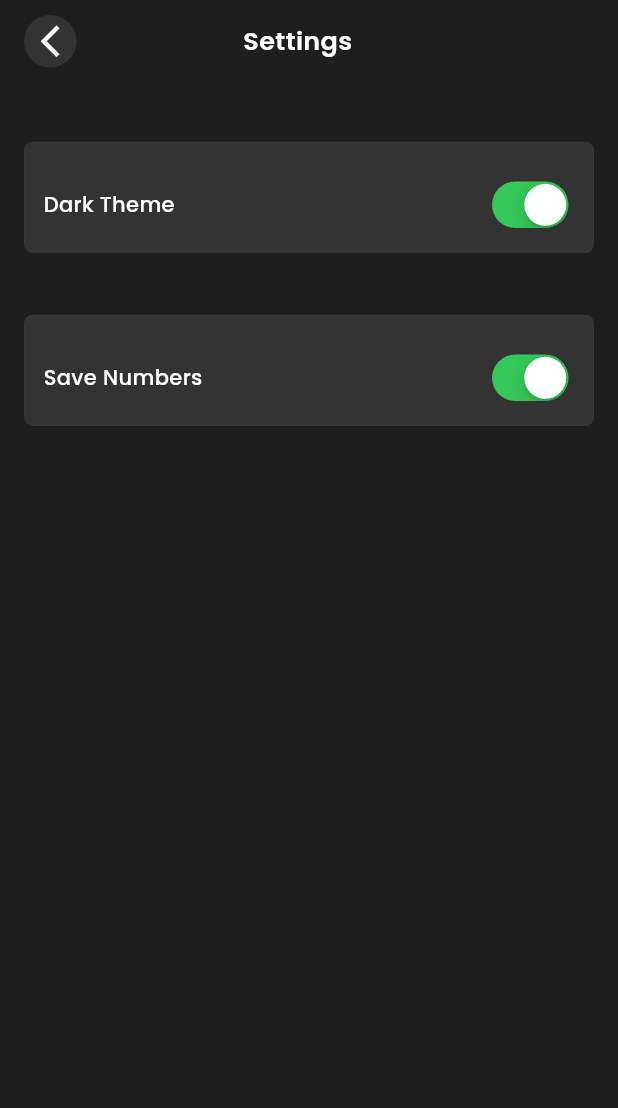
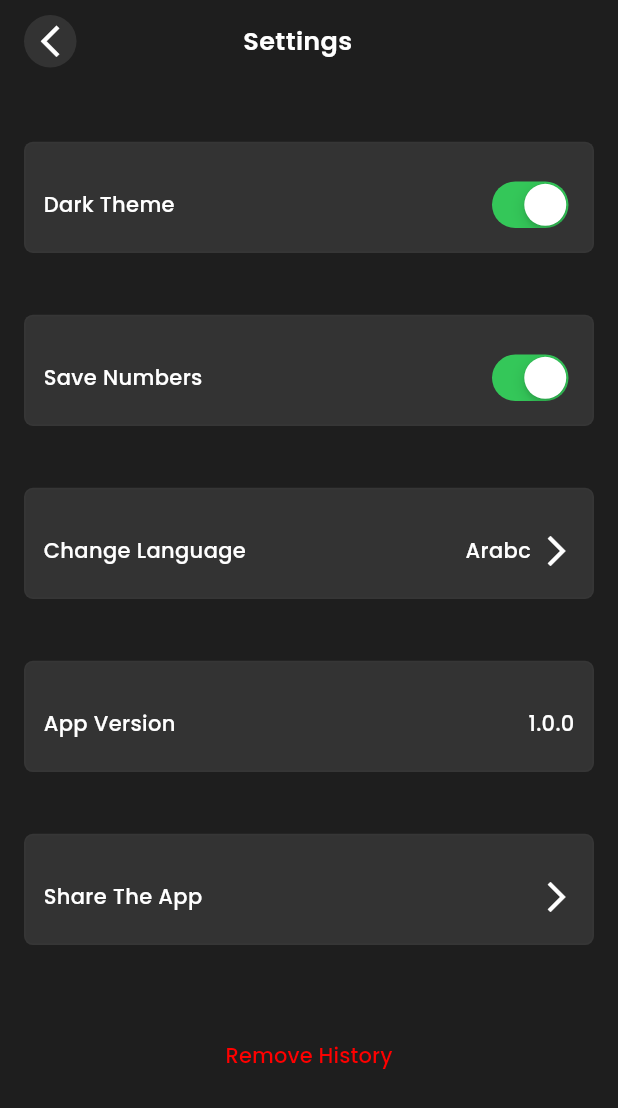
Before and after one commit to monzir3bdo/whatsapp_direct_message, a Flutter app: the screen it shows after launch, on a phone screen of 412 x 824 dp. Shown: the top 1108 px of the screen. Run offline on Flutter 3.47's test engine with Material 3 defaults, Android fonts, the phone set to English and light mode, and no system bars; our stand-ins replace gap.

Commit message:
Finish Settings Screen

```diff
--- a/lib/core/app/app.dart
+++ b/lib/core/app/app.dart
@@ -1,6 +1,5 @@
 import 'package:flutter/material.dart';
 import 'package:whatsapp_direct_message/core/theme/app_theme.dart';
-import 'package:whatsapp_direct_message/screens/home_screen.dart';
 import 'package:whatsapp_direct_message/screens/settings_screen.dart';
 
 class App extends StatelessWidget {
--- a/lib/screens/settings_screen.dart
+++ b/lib/screens/settings_screen.dart
@@ -1,8 +1,12 @@
 import 'package:flutter/material.dart';
 import 'package:gap/gap.dart';
 import 'package:whatsapp_direct_message/core/extensions/build_context_extension.dart';
+import 'package:whatsapp_direct_message/widgets/settings/settings_app_version.dart';
+import 'package:whatsapp_direct_message/widgets/settings/settings_change_language_widget.dart';
 import 'package:whatsapp_direct_message/widgets/settings/settings_dark_theme_widget.dart';
+import 'package:whatsapp_direct_message/widgets/settings/settings_remove_history.dart';
 import 'package:whatsapp_direct_message/widgets/settings/settings_save_numbers_widget.dart';
+import 'package:whatsapp_direct_message/widgets/settings/settings_share_app.dart';
 import 'package:whatsapp_direct_message/widgets/settings/settings_title_and_back_button.dart';
 
 class SettingsScreen extends StatelessWidget {
@@ -11,16 +15,24 @@ class SettingsScreen extends StatelessWidget {
   @override
   Widget build(BuildContext context) {
     return Scaffold(
-      body: SafeArea(
-        child: Padding(
-          padding: const EdgeInsets.symmetric(horizontal: 16.0, vertical: 10),
+      body: Padding(
+        padding: const EdgeInsets.symmetric(horizontal: 16.0, vertical: 10),
+        child: SafeArea(
           child: Column(
             children: [
               const SettingsTitleAndBackButton(),
               Gap(context.height * 0.06),
               const SettingsDarkThemeWidget(),
               Gap(context.height * 0.05),
-              const SettingsSaveNumbersWidget()
+              const SettingsSaveNumbersWidget(),
+              Gap(context.height * 0.05),
+              const SettingsChangeLanguageWidget(),
+              Gap(context.height * 0.05),
+              const SettingsAppVersion(),
+              Gap(context.height * 0.05),
+              const SettingsShareApp(),
+              Gap(context.height * 0.06),
+              const SettingsRemoveHistory(),
             ],
           ),
         ),
--- /dev/null
+++ b/lib/widgets/settings/current_language_widget.dart
@@ -0,0 +1,28 @@
+import 'package:flutter/material.dart';
+import 'package:gap/gap.dart';
+import 'package:whatsapp_direct_message/core/extensions/build_context_extension.dart';
+import 'package:whatsapp_direct_message/core/extensions/string_extension.dart';
+import 'package:whatsapp_direct_message/core/theme/app_text_styels.dart';
+
+class CurrentLanguageWidget extends StatelessWidget {
+  const CurrentLanguageWidget({super.key});
+
+  @override
+  Widget build(BuildContext context) {
+    return Row(
+      mainAxisSize: MainAxisSize.min,
+      children: [
+        Text(
+          'Arabc'.hardCoded,
+          style:
+              AppTextStyles.medium14.copyWith(color: context.color.textColor),
+        ),
+        const Gap(5),
+        Icon(
+          Icons.arrow_forward_ios_sharp,
+          color: context.color.textColor,
+        )
+      ],
+    );
+  }
+}
--- /dev/null
+++ b/lib/widgets/settings/settings_app_version.dart
@@ -0,0 +1,30 @@
+import 'package:flutter/material.dart';
+import 'package:whatsapp_direct_message/core/extensions/build_context_extension.dart';
+import 'package:whatsapp_direct_message/core/extensions/string_extension.dart';
+import 'package:whatsapp_direct_message/core/theme/app_text_styels.dart';
+import 'package:whatsapp_direct_message/widgets/settings/settings_container.dart';
+
+class SettingsAppVersion extends StatelessWidget {
+  const SettingsAppVersion({super.key});
+
+  @override
+  Widget build(BuildContext context) {
+    return SettingsContainer(
+      child: Row(
+        mainAxisAlignment: MainAxisAlignment.spaceBetween,
+        children: [
+          Text(
+            'App Version'.hardCoded,
+            style:
+                AppTextStyles.medium14.copyWith(color: context.color.textColor),
+          ),
+          Text(
+            '1.0.0',
+            style:
+                AppTextStyles.medium14.copyWith(color: context.color.textColor),
+          )
+        ],
+      ),
+    );
+  }
+}
--- /dev/null
+++ b/lib/widgets/settings/settings_change_language_widget.dart
@@ -0,0 +1,27 @@
+import 'package:flutter/cupertino.dart';
+import 'package:whatsapp_direct_message/core/extensions/build_context_extension.dart';
+import 'package:whatsapp_direct_message/core/extensions/string_extension.dart';
+import 'package:whatsapp_direct_message/core/theme/app_text_styels.dart';
+import 'package:whatsapp_direct_message/widgets/settings/current_language_widget.dart';
+import 'package:whatsapp_direct_message/widgets/settings/settings_container.dart';
+
+class SettingsChangeLanguageWidget extends StatelessWidget {
+  const SettingsChangeLanguageWidget({super.key});
+
+  @override
+  Widget build(BuildContext context) {
+    return SettingsContainer(
+      child: Row(
+        mainAxisAlignment: MainAxisAlignment.spaceBetween,
+        children: [
+          Text(
+            'Change Language'.hardCoded,
+            style:
+                AppTextStyles.medium14.copyWith(color: context.color.textColor),
+          ),
+          const CurrentLanguageWidget()
+        ],
+      ),
+    );
+  }
+}
--- /dev/null
+++ b/lib/widgets/settings/settings_remove_history.dart
@@ -0,0 +1,23 @@
+import 'package:flutter/material.dart';
+import 'package:whatsapp_direct_message/core/extensions/string_extension.dart';
+import 'package:whatsapp_direct_message/core/theme/app_text_styels.dart';
+import 'package:whatsapp_direct_message/core/theme/colors.dart';
+
+class SettingsRemoveHistory extends StatelessWidget {
+  const SettingsRemoveHistory({super.key});
+
+  @override
+  Widget build(BuildContext context) {
+    return Center(
+      child: TextButton(
+        onPressed: () {},
+        child: Text(
+          'Remove History'.hardCoded,
+          style: AppTextStyles.medium14.copyWith(
+            color: AppLightColors.red,
+          ),
+        ),
+      ),
+    );
+  }
+}
--- /dev/null
+++ b/lib/widgets/settings/settings_share_app.dart
@@ -0,0 +1,26 @@
+import 'package:flutter/material.dart';
+import 'package:whatsapp_direct_message/core/extensions/build_context_extension.dart';
+import 'package:whatsapp_direct_message/core/extensions/string_extension.dart';
+import 'package:whatsapp_direct_message/core/theme/app_text_styels.dart';
+import 'package:whatsapp_direct_message/widgets/settings/settings_container.dart';
+
+class SettingsShareApp extends StatelessWidget {
+  const SettingsShareApp({super.key});
+
+  @override
+  Widget build(BuildContext context) {
+    return SettingsContainer(
+      child: Row(
+        mainAxisAlignment: MainAxisAlignment.spaceBetween,
+        children: [
+          Text(
+            'Share The App'.hardCoded,
+            style:
+                AppTextStyles.medium14.copyWith(color: context.color.textColor),
+          ),
+          Icon(Icons.arrow_forward_ios_sharp, color: context.color.textColor)
+        ],
+      ),
+    );
+  }
+}
```
